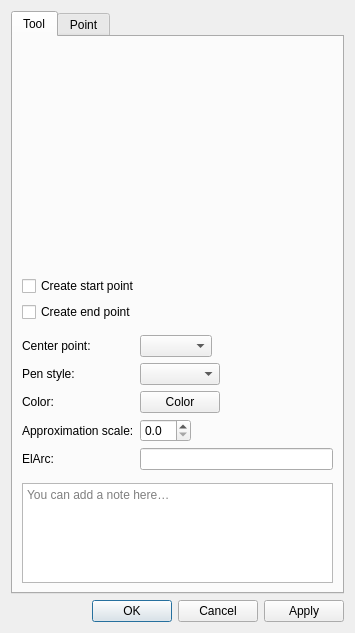
Old version of the form src/libs/vtools/dialogs/tools/dialogellipticalarcwithlength.ui in the repository equinox-patterns/Ostara.
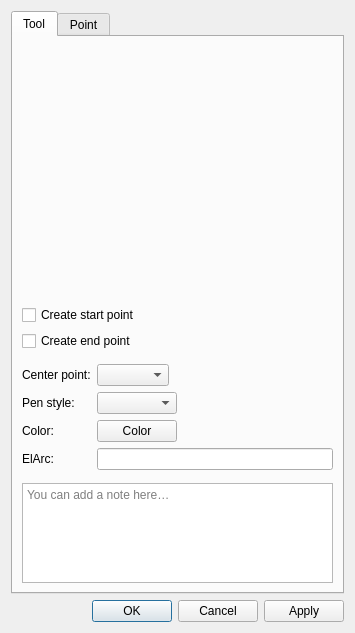
New version of the form. Icons and pictures are not drawn. Custom widgets are drawn as their Qt base class.

Commit message: Validation curves: drop frontend approximation scale, Spline handles + angle presets in PB

Diff of the .ui file:
```diff
--- a/src/libs/vtools/dialogs/tools/dialogellipticalarcwithlength.ui
+++ b/src/libs/vtools/dialogs/tools/dialogellipticalarcwithlength.ui
@@ -141,36 +141,13 @@
           </widget>
          </item>
          <item row="3" column="0">
-          <widget class="QLabel" name="label_2">
-           <property name="text">
-            <string>Approximation scale:</string>
-           </property>
-          </widget>
-         </item>
-         <item row="3" column="1">
-          <widget class="QDoubleSpinBox" name="doubleSpinBoxApproximationScale">
-           <property name="toolTip">
-            <string>Set approximation scale for this curve, 0 - use global value</string>
-           </property>
-           <property name="decimals">
-            <number>1</number>
-           </property>
-           <property name="maximum">
-            <double>10.000000000000000</double>
-           </property>
-           <property name="singleStep">
-            <double>0.100000000000000</double>
-           </property>
-          </widget>
-         </item>
-         <item row="4" column="0">
           <widget class="QLabel" name="labelAlias">
            <property name="text">
             <string>ElArc:</string>
            </property>
           </widget>
          </item>
-         <item row="4" column="1">
+         <item row="3" column="1">
           <widget class="QLineEdit" name="lineEditAlias">
           </widget>
          </item>
```
The commit also changes 41 other files.
